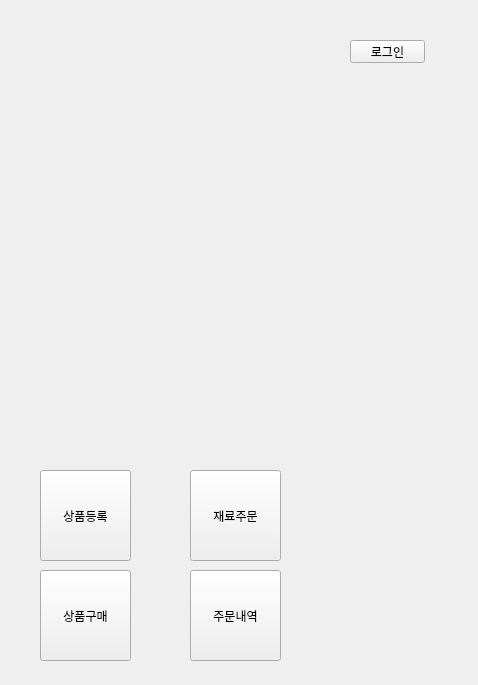
Old version of the form ui/main.ui in the repository ElisaBluebell/project7smartstore.
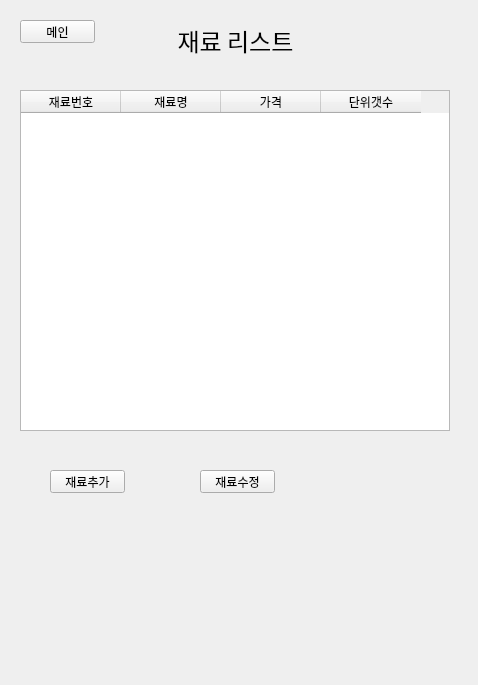
New version of the form. The open tabs and pages were chosen to show the change.

Diff of the .ui file:
```diff
--- a/ui/main.ui
+++ b/ui/main.ui
@@ -69,9 +69,9 @@
      <property name="geometry">
       <rect>
        <x>180</x>
-       <y>460</y>
+       <y>510</y>
        <width>91</width>
-       <height>91</height>
+       <height>41</height>
       </rect>
      </property>
      <property name="text">
@@ -82,9 +82,9 @@
      <property name="geometry">
       <rect>
        <x>30</x>
-       <y>460</y>
+       <y>510</y>
        <width>91</width>
-       <height>91</height>
+       <height>41</height>
       </rect>
      </property>
      <property name="text">
@@ -97,7 +97,7 @@
        <x>30</x>
        <y>560</y>
        <width>91</width>
-       <height>91</height>
+       <height>41</height>
       </rect>
      </property>
      <property name="text">
@@ -110,7 +110,7 @@
        <x>180</x>
        <y>560</y>
        <width>91</width>
-       <height>91</height>
+       <height>41</height>
       </rect>
      </property>
      <property name="text">
@@ -693,6 +693,105 @@
      </property>
     </widget>
    </widget>
+   <widget class="QWidget" name="page_6">
+    <widget class="QTableWidget" name="MAIN_malist">
+     <property name="geometry">
+      <rect>
+       <x>10</x>
+       <y>80</y>
+       <width>430</width>
+       <height>341</height>
+      </rect>
+     </property>
+     <property name="editTriggers">
+      <set>QAbstractItemView::NoEditTriggers</set>
+     </property>
+     <property name="selectionBehavior">
+      <enum>QAbstractItemView::SelectRows</enum>
+     </property>
+     <column>
+      <property name="text">
+       <string>재료번호</string>
+      </property>
+     </column>
+     <column>
+      <property name="text">
+       <string>재료명</string>
+      </property>
+     </column>
+     <column>
+      <property name="text">
+       <string>가격</string>
+      </property>
+     </column>
+     <column>
+      <property name="text">
+       <string>단위갯수</string>
+      </property>
+     </column>
+    </widget>
+    <widget class="QLabel" name="malist_title">
+     <property name="geometry">
+      <rect>
+       <x>0</x>
+       <y>10</y>
+       <width>451</width>
+       <height>41</height>
+      </rect>
+     </property>
+     <property name="font">
+      <font>
+       <family>D2Coding</family>
+       <pointsize>18</pointsize>
+      </font>
+     </property>
+     <property name="text">
+      <string>재료 리스트</string>
+     </property>
+     <property name="alignment">
+      <set>Qt::AlignCenter</set>
+     </property>
+    </widget>
+    <widget class="QPushButton" name="malist_insert">
+     <property name="geometry">
+      <rect>
+       <x>40</x>
+       <y>460</y>
+       <width>75</width>
+       <height>23</height>
+      </rect>
+     </property>
+     <property name="text">
+      <string>재료추가</string>
+     </property>
+    </widget>
+    <widget class="QPushButton" name="malist_update">
+     <property name="geometry">
+      <rect>
+       <x>190</x>
+       <y>460</y>
+       <width>75</width>
+       <height>23</height>
+      </rect>
+     </property>
+     <property name="text">
+      <string>재료수정</string>
+     </property>
+    </widget>
+    <widget class="QPushButton" name="BT_toMain4">
+     <property name="geometry">
+      <rect>
+       <x>10</x>
+       <y>10</y>
+       <width>75</width>
+       <height>23</height>
+      </rect>
+     </property>
+     <property name="text">
+      <string>메인</string>
+     </property>
+    </widget>
+   </widget>
   </widget>
  </widget>
  <resources/>
```
Left out of the diff: 40 changed lines with no effect on the pictures.
